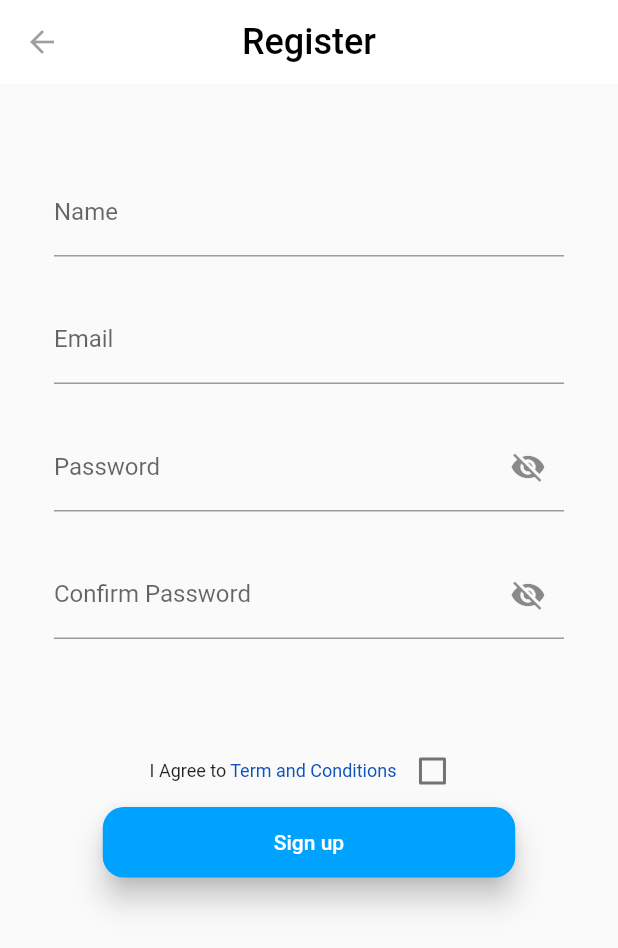
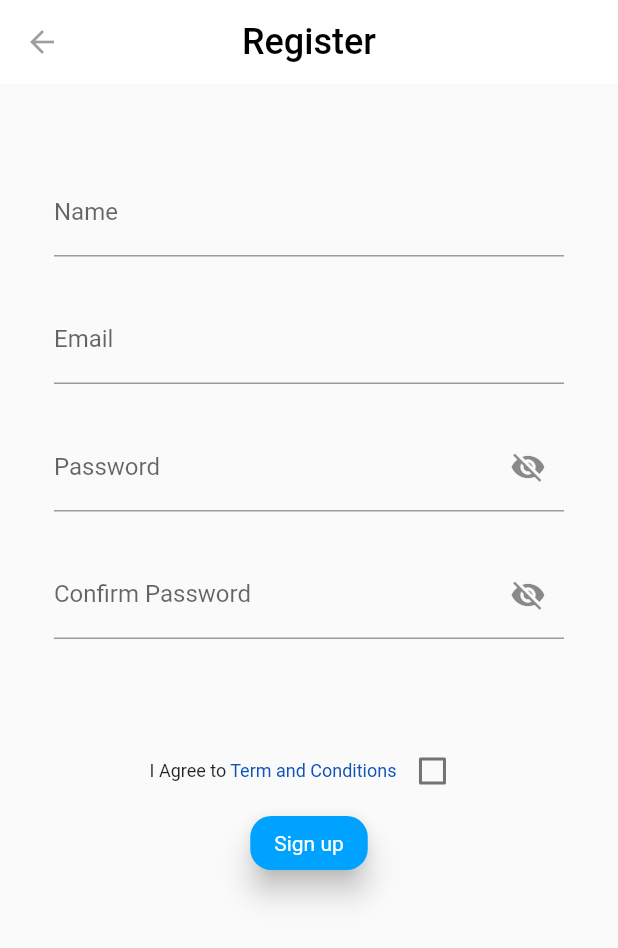
Before and after one commit to khangbdd/BookStore, a Flutter app: the screen it shows after launch, on a phone screen of 412 x 824 dp. Shown: the top 948 px of the screen. Run offline on Flutter 3.47's test engine with Material 2 defaults, Android fonts, the phone set to English and light mode, and no system bars; our stand-ins replace flutter_svg; Roboto replaces fonts that are missing (Roboto-Bold, Roboto-Regular).

```diff
--- /dev/null
+++ b/lib/constraint/colors.dart
@@ -0,0 +1,4 @@
+import 'package:flutter/material.dart';
+
+    const lightBlue = Color(0xff00a2ff);
+    const lightGray = Color(0xFF434343);
--- /dev/null
+++ b/lib/constraint/dimen.dart
@@ -0,0 +1,5 @@
+import 'package:flutter/material.dart';
+
+const defaultMargin = 24.00;
+const testMedium = 24.00;
+const textWelcomeSmall = 18.00;
--- a/lib/main.dart
+++ b/lib/main.dart
@@ -1,9 +1,12 @@
-import 'package:book_store/Register_Activity.dart';
-import 'package:book_store/Splash_Activity.dart';
+
+import 'package:book_store/screen/welcome/welcome_screen.dart';
 import 'package:flutter/material.dart';
 
+import 'screen/Register_Activity.dart';
+import 'screen/welcome/components/body.dart';
+
 void main() {
-  runApp(Register_Activity());
+  runApp(MyApp());
 }
 
 class MyApp extends StatelessWidget {
@@ -24,7 +27,7 @@ class MyApp extends StatelessWidget {
         // is not restarted.
         primarySwatch: Colors.blue,
       ),
-      home: MyHomePage(title: 'Flutter Demo Home Page'),
+      home: Register_Activity(),
     );
   }
 }
--- a/lib/Register_Activity.dart
+++ b/lib/screen/Register_Activity.dart
@@ -1,3 +1,5 @@
+import 'package:book_store/constraint/colors.dart';
+import 'package:book_store/constraint/dimen.dart';
 import 'package:flutter/material.dart';
 
 class Register_Activity extends StatefulWidget {
@@ -173,19 +175,11 @@ class _Register_ActivityState extends State<Register_Activity> {
                           });
                         })
                   ]),
-                  SizedBox(
-                    width: 275,
-                    height: 47,
+                  Expanded(
                     child: ElevatedButton(
-                      onPressed: () {
-                        if (!_formKey.currentState.validate()) {
-                          return;
-                        }
-                        _formKey.currentState.save();
-                      },
                       style: ButtonStyle(
                           backgroundColor:
-                              MaterialStateProperty.all(Color(0xff00A2FF)),
+                              MaterialStateProperty.all(lightBlue),
                           elevation: MaterialStateProperty.all(8),
                           shape:
                               MaterialStateProperty.all<RoundedRectangleBorder>(
@@ -197,7 +191,8 @@ class _Register_ActivityState extends State<Register_Activity> {
                         style: TextStyle(
                             color: Colors.white,
                             fontSize: 14,
-                            fontFamily: 'Roboto-Regular'),
+                            fontWeight: FontWeight.normal,
+                            fontFamily: 'Roboto'),
                       ),
                     ),
                   ),
--- a/pubspec.yaml
+++ b/pubspec.yaml
@@ -28,6 +28,7 @@ dependencies:
   # The following adds the Cupertino Icons font to your application.
   # Use with the CupertinoIcons class for iOS style icons.
   cupertino_icons: ^1.0.2
+  flutter_svg: ^0.22.0
 
 dev_dependencies:
   flutter_test:
@@ -50,6 +51,7 @@ flutter:
   #   - images/a_dot_ham.jpeg
   assets:
     - assets/images/ic_splash.png
+    - assets/images/img_wellcome.svg
 
   # An image asset can refer to one or more resolution-specific "variants", see
   # https://flutter.dev/assets-and-images/#resolution-aware.
```
Also changed, not shown: lib/screen/welcome/components/body.dart (added, +58 -0 lines), lib/screen/welcome/welcome_screen.dart (added, +17 -0 lines), assets/images/img_login.svg (added), assets/images/img_wellcome.svg (added), lib/screen/Splash_Activity.dart (renamed from lib/Splash_Activity.dart), pubspec.lock.
